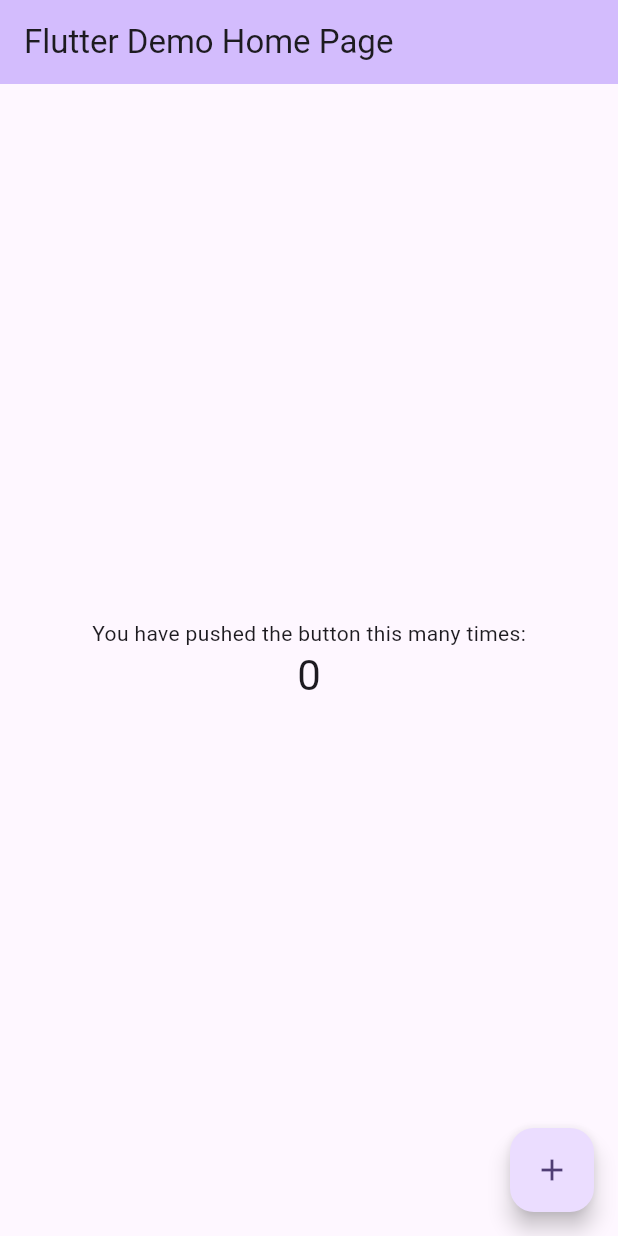
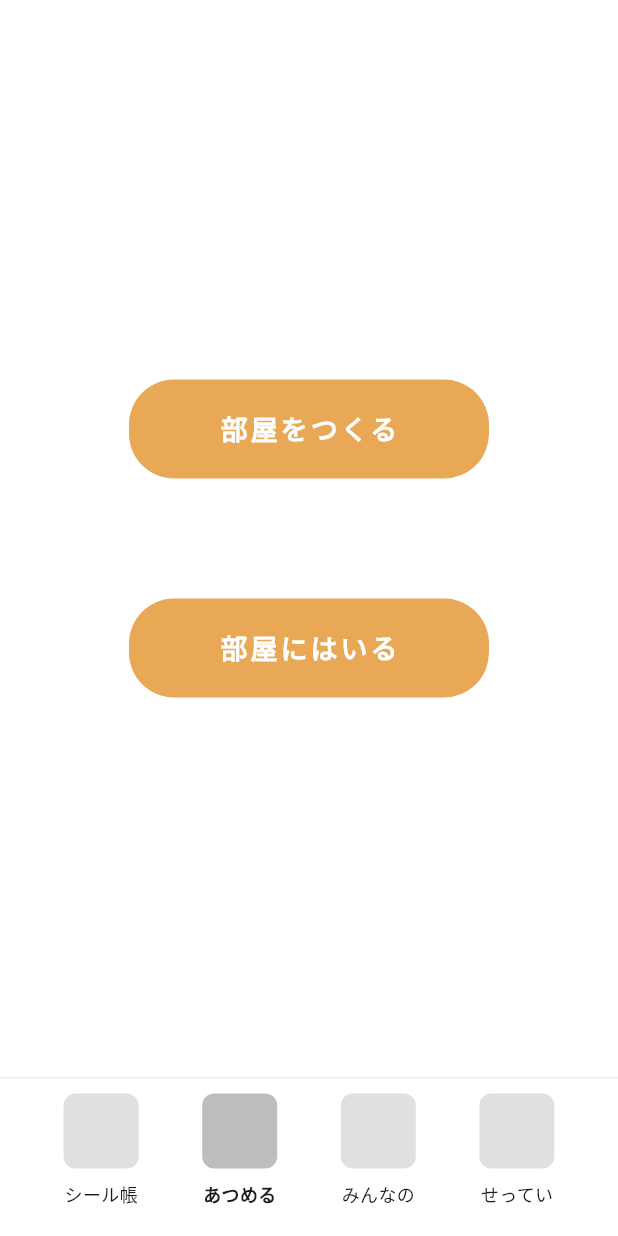
Before and after one commit to p2hacks2025/post-04, a Flutter app: the screen it shows after launch, on a phone screen of 412 x 824 dp. Run offline on Flutter 3.47's test engine with Material 3 defaults, Android fonts, the phone set to English and light mode, and no system bars.

Commit message:
ディレクトリ構成を作成し、仮のプログラムを実装

```diff
--- a/lib/main.dart
+++ b/lib/main.dart
@@ -1,122 +1,8 @@
+// lib/main.dart
 import 'package:flutter/material.dart';
+// srcフォルダの下にある root.dart を呼び出す
+import 'src/root.dart';
 
 void main() {
-  runApp(const MyApp());
+  runApp(const AppRoot());
 }
-
-class MyApp extends StatelessWidget {
-  const MyApp({super.key});
-
-  // This widget is the root of your application.
-  @override
-  Widget build(BuildContext context) {
-    return MaterialApp(
-      title: 'Flutter Demo',
-      theme: ThemeData(
-        // This is the theme of your application.
-        //
-        // TRY THIS: Try running your application with "flutter run". You'll see
-        // the application has a purple toolbar. Then, without quitting the app,
-        // try changing the seedColor in the colorScheme below to Colors.green
-        // and then invoke "hot reload" (save your changes or press the "hot
-        // reload" button in a Flutter-supported IDE, or press "r" if you used
-        // the command line to start the app).
-        //
-        // Notice that the counter didn't reset back to zero; the application
-        // state is not lost during the reload. To reset the state, use hot
-        // restart instead.
-        //
-        // This works for code too, not just values: Most code changes can be
-        // tested with just a hot reload.
-        colorScheme: .fromSeed(seedColor: Colors.deepPurple),
-      ),
-      home: const MyHomePage(title: 'Flutter Demo Home Page'),
-    );
-  }
-}
-
-class MyHomePage extends StatefulWidget {
-  const MyHomePage({super.key, required this.title});
-
-  // This widget is the home page of your application. It is stateful, meaning
-  // that it has a State object (defined below) that contains fields that affect
-  // how it looks.
-
-  // This class is the configuration for the state. It holds the values (in this
-  // case the title) provided by the parent (in this case the App widget) and
-  // used by the build method of the State. Fields in a Widget subclass are
-  // always marked "final".
-
-  final String title;
-
-  @override
-  State<MyHomePage> createState() => _MyHomePageState();
-}
-
-class _MyHomePageState extends State<MyHomePage> {
-  int _counter = 0;
-
-  void _incrementCounter() {
-    setState(() {
-      // This call to setState tells the Flutter framework that something has
-      // changed in this State, which causes it to rerun the build method below
-      // so that the display can reflect the updated values. If we changed
-      // _counter without calling setState(), then the build method would not be
-      // called again, and so nothing would appear to happen.
-      _counter++;
-    });
-  }
-
-  @override
-  Widget build(BuildContext context) {
-    // This method is rerun every time setState is called, for instance as done
-    // by the _incrementCounter method above.
-    //
-    // The Flutter framework has been optimized to make rerunning build methods
-    // fast, so that you can just rebuild anything that needs updating rather
-    // than having to individually change instances of widgets.
-    return Scaffold(
-      appBar: AppBar(
-        // TRY THIS: Try changing the color here to a specific color (to
-        // Colors.amber, perhaps?) and trigger a hot reload to see the AppBar
-        // change color while the other colors stay the same.
-        backgroundColor: Theme.of(context).colorScheme.inversePrimary,
-        // Here we take the value from the MyHomePage object that was created by
-        // the App.build method, and use it to set our appbar title.
-        title: Text(widget.title),
-      ),
-      body: Center(
-        // Center is a layout widget. It takes a single child and positions it
-        // in the middle of the parent.
-        child: Column(
-          // Column is also a layout widget. It takes a list of children and
-          // arranges them vertically. By default, it sizes itself to fit its
-          // children horizontally, and tries to be as tall as its parent.
-          //
-          // Column has various properties to control how it sizes itself and
-          // how it positions its children. Here we use mainAxisAlignment to
-          // center the children vertically; the main axis here is the vertical
-          // axis because Columns are vertical (the cross axis would be
-          // horizontal).
-          //
-          // TRY THIS: Invoke "debug painting" (choose the "Toggle Debug Paint"
-          // action in the IDE, or press "p" in the console), to see the
-          // wireframe for each widget.
-          mainAxisAlignment: .center,
-          children: [
-            const Text('You have pushed the button this many times:'),
-            Text(
-              '$_counter',
-              style: Theme.of(context).textTheme.headlineMedium,
-            ),
-          ],
-        ),
-      ),
-      floatingActionButton: FloatingActionButton(
-        onPressed: _incrementCounter,
-        tooltip: 'Increment',
-        child: const Icon(Icons.add),
-      ),
-    );
-  }
-}
--- /dev/null
+++ b/lib/src/root.dart
@@ -0,0 +1,20 @@
+// lib/src/root.dart
+import 'package:flutter/material.dart';
+import 'screen/main/main_screen.dart';
+
+class AppRoot extends StatelessWidget {
+  const AppRoot({super.key});
+
+  @override
+  Widget build(BuildContext context) {
+    return MaterialApp(
+      title: 'Room App',
+      theme: ThemeData(
+        useMaterial3: true,
+        scaffoldBackgroundColor: Colors.white,
+        // ここでフォント設定なども行います
+      ),
+      home: const MainScreen(),
+    );
+  }
+}
--- /dev/null
+++ b/lib/src/screen/collection/collection_screen.dart
@@ -0,0 +1,17 @@
+import 'package:flutter/material.dart';
+
+class CollectionScreen extends StatelessWidget {
+  const CollectionScreen({super.key});
+
+  @override
+  Widget build(BuildContext context) {
+    return const Scaffold(
+      body: Center(
+        child: Text(
+          'あつめる画面',
+          style: TextStyle(fontSize: 24, fontWeight: FontWeight.bold),
+        ),
+      ),
+    );
+  }
+}
--- /dev/null
+++ b/lib/src/screen/home/home_screen.dart
@@ -0,0 +1,32 @@
+// lib/src/screen/home/home_screen.dart
+import 'package:flutter/material.dart';
+import '../../widget/presentation/orange_button.dart';
+
+class HomeScreen extends StatelessWidget {
+  const HomeScreen({super.key});
+
+  @override
+  Widget build(BuildContext context) {
+    return Center(
+      child: Column(
+        mainAxisAlignment: MainAxisAlignment.center,
+        children: [
+          OrangeButton(
+            label: '部屋をつくる',
+            onPressed: () {
+              print("部屋をつくる処理");
+              // 将来ここから Navigator.push で作成画面へ
+            },
+          ),
+          const SizedBox(height: 80),
+          OrangeButton(
+            label: '部屋にはいる',
+            onPressed: () {
+              print("部屋にはいる処理");
+            },
+          ),
+        ],
+      ),
+    );
+  }
+}
--- /dev/null
+++ b/lib/src/screen/main/main_screen.dart
@@ -0,0 +1,95 @@
+// lib/src/screen/main/main_screen.dart
+import 'package:flutter/material.dart';
+import '../home/home_screen.dart';
+import '../sticker_book/sticker_book_screen.dart';
+import '../collection/collection_screen.dart';
+import '../settings/settings_screen.dart';
+
+class MainScreen extends StatefulWidget {
+  const MainScreen({super.key});
+
+  @override
+  State<MainScreen> createState() => _MainScreenState();
+}
+
+class _MainScreenState extends State<MainScreen> {
+  int _currentIndex = 1; // 初期値は「あつめる(Home)」
+
+  // 各画面の実体をリスト化
+  final List<Widget> _pages = [
+    const StickerBookScreen(), // Index 0
+    const HomeScreen(),        // Index 1 (メイン)
+    const CollectionScreen(),  // Index 2
+    const SettingsScreen(),    // Index 3
+  ];
+
+  void _onTabTapped(int index) {
+    setState(() {
+      _currentIndex = index;
+    });
+  }
+
+  @override
+  Widget build(BuildContext context) {
+    return Scaffold(
+      body: SafeArea(
+        child: Column(
+          children: [
+            Expanded(child: _pages[_currentIndex]),
+            // ナビゲーションバー（前回作成したもの）
+            _buildBottomNavBar(),
+          ],
+        ),
+      ),
+    );
+  }
+
+  Widget _buildBottomNavBar() {
+    return Container(
+      padding: const EdgeInsets.only(top: 10, bottom: 20),
+      decoration: BoxDecoration(
+        color: Colors.white,
+        border: Border(top: BorderSide(color: Colors.grey[200]!)),
+      ),
+      child: Row(
+        mainAxisAlignment: MainAxisAlignment.spaceEvenly,
+        children: [
+          _NavItem(label: 'シール帳', isSelected: _currentIndex == 0, onTap: () => _onTabTapped(0)),
+          _NavItem(label: 'あつめる', isSelected: _currentIndex == 1, onTap: () => _onTabTapped(1)),
+          _NavItem(label: 'みんなの', isSelected: _currentIndex == 2, onTap: () => _onTabTapped(2)),
+          _NavItem(label: 'せってい', isSelected: _currentIndex == 3, onTap: () => _onTabTapped(3)),
+        ],
+      ),
+    );
+  }
+}
+
+// ナビゲーションアイテム（必要なら別ファイルへ切り出し）
+class _NavItem extends StatelessWidget {
+  final String label;
+  final bool isSelected;
+  final VoidCallback onTap;
+
+  const _NavItem({required this.label, required this.isSelected, required this.onTap});
+
+  @override
+  Widget build(BuildContext context) {
+    return GestureDetector(
+      onTap: onTap,
+      child: Column(
+        mainAxisSize: MainAxisSize.min,
+        children: [
+          Container(
+            width: 50, height: 50,
+            decoration: BoxDecoration(
+              color: isSelected ? Colors.grey[400] : Colors.grey[300],
+              borderRadius: BorderRadius.circular(8),
+            ),
+          ),
+          const SizedBox(height: 8),
+          Text(label, style: TextStyle(fontSize: 12, fontWeight: isSelected ? FontWeight.bold : FontWeight.normal)),
+        ],
+      ),
+    );
+  }
+}
--- /dev/null
+++ b/lib/src/screen/settings/settings_screen.dart
@@ -0,0 +1,17 @@
+import 'package:flutter/material.dart';
+
+class SettingsScreen extends StatelessWidget {
+  const SettingsScreen({super.key});
+
+  @override
+  Widget build(BuildContext context) {
+    return const Scaffold(
+      body: Center(
+        child: Text(
+          '設定画面',
+          style: TextStyle(fontSize: 24, fontWeight: FontWeight.bold),
+        ),
+      ),
+    );
+  }
+}
--- /dev/null
+++ b/lib/src/screen/sticker_book/sticker_book_screen.dart
@@ -0,0 +1,17 @@
+import 'package:flutter/material.dart';
+
+class StickerBookScreen extends StatelessWidget {
+  const StickerBookScreen({super.key});
+
+  @override
+  Widget build(BuildContext context) {
+    return const Scaffold(
+      body: Center(
+        child: Text(
+          'シール帳の画面',
+          style: TextStyle(fontSize: 24, fontWeight: FontWeight.bold),
+        ),
+      ),
+    );
+  }
+}
--- /dev/null
+++ b/lib/src/widget/presentation/orange_button.dart
@@ -0,0 +1,40 @@
+// lib/src/widget/presentation/orange_button.dart
+import 'package:flutter/material.dart';
+
+class OrangeButton extends StatelessWidget {
+  final String label;
+  final VoidCallback onPressed;
+
+  const OrangeButton({
+    super.key,
+    required this.label,
+    required this.onPressed,
+  });
+
+  @override
+  Widget build(BuildContext context) {
+    return SizedBox(
+      width: 240,
+      child: ElevatedButton(
+        onPressed: onPressed,
+        style: ElevatedButton.styleFrom(
+          backgroundColor: const Color(0xFFE8A855), // 専用色
+          padding: const EdgeInsets.symmetric(vertical: 20),
+          elevation: 0,
+          shape: RoundedRectangleBorder(
+            borderRadius: BorderRadius.circular(30),
+          ),
+        ),
+        child: Text(
+          label,
+          style: const TextStyle(
+            color: Colors.white,
+            fontSize: 18,
+            fontWeight: FontWeight.bold,
+            letterSpacing: 2,
+          ),
+        ),
+      ),
+    );
+  }
+}
```
Also changed, not shown: 1 other file.
